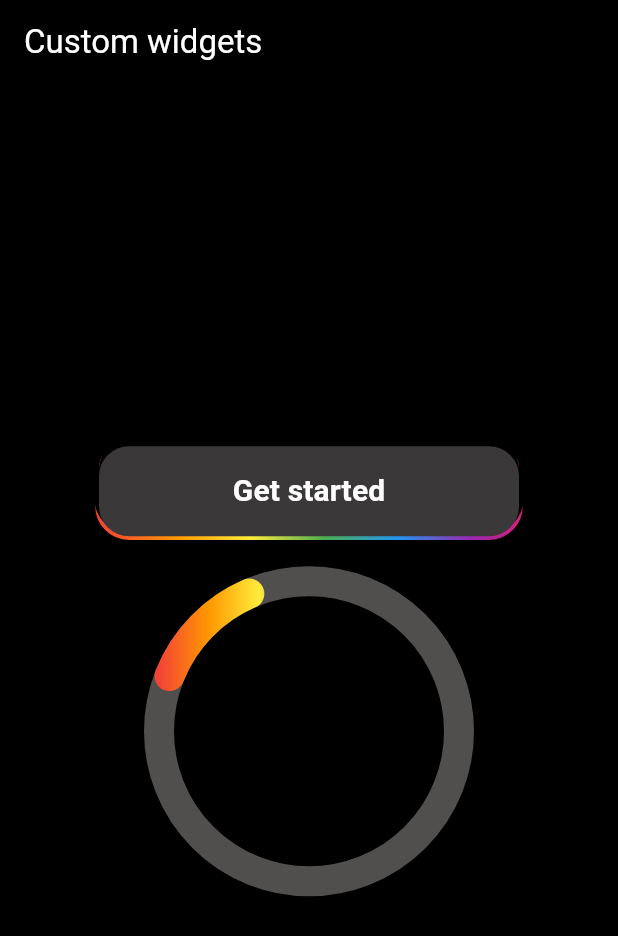
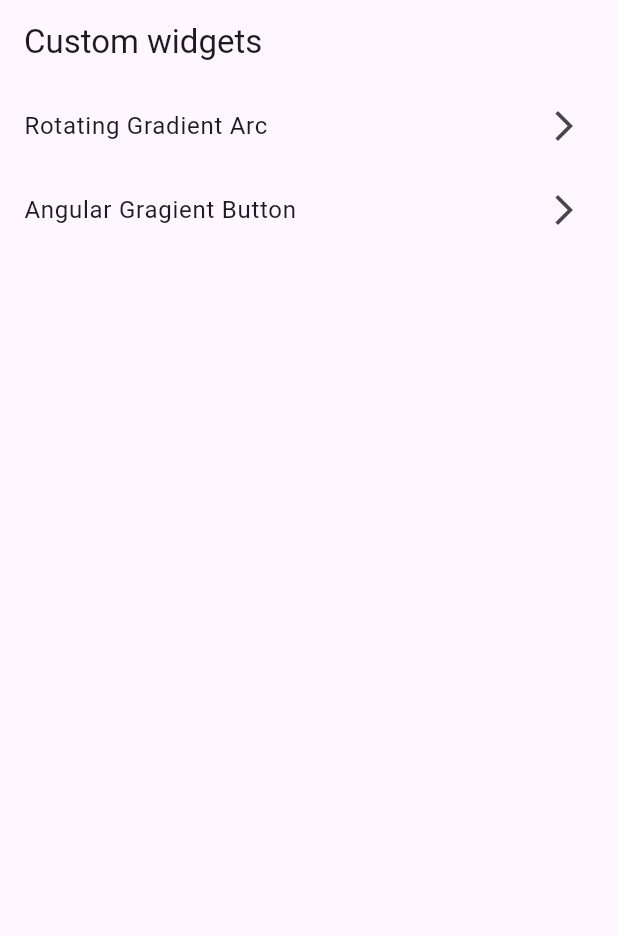
Before and after one commit to prosmaw/flutter_custom_widgets, a Flutter app: the screen it shows after launch, on a phone screen of 412 x 824 dp. Shown: the top 936 px of the screen. Run offline on Flutter 3.47's test engine with Material 3 defaults, Android fonts, the phone set to English and light mode, and no system bars.

Commit message:
little code refact

```diff
--- a/lib/home_page.dart
+++ /dev/null
@@ -1,39 +0,0 @@
-import 'package:custom_widgets/widgets/angular_gradient_button.dart';
-import 'package:custom_widgets/widgets/rotating_gradient_arc.dart';
-import 'package:flutter/material.dart';
-
-class HomePage extends StatefulWidget {
-  const HomePage({super.key});
-
-  @override
-  State<HomePage> createState() => _HomePageState();
-}
-
-class _HomePageState extends State<HomePage> with TickerProviderStateMixin {
-  @override
-  Widget build(BuildContext context) {
-    return Scaffold(
-      backgroundColor: Colors.black,
-      appBar: AppBar(
-        title: const Text(
-          "Custom widgets",
-          style: TextStyle(color: Colors.white),
-        ),
-        backgroundColor: Colors.black,
-      ),
-      body: const Column(
-        mainAxisAlignment: MainAxisAlignment.center,
-        crossAxisAlignment: CrossAxisAlignment.center,
-        children: [
-          Center(
-            child: AngularGradientButton(),
-          ),
-          SizedBox(
-            height: 30,
-          ),
-          RotatingGradientArc()
-        ],
-      ),
-    );
-  }
-}
--- a/lib/main.dart
+++ b/lib/main.dart
@@ -1,4 +1,4 @@
-import 'package:custom_widgets/home_page.dart';
+import 'package:custom_widgets/pages/home_page.dart';
 import 'package:flutter/material.dart';
 
 void main() {
--- /dev/null
+++ b/lib/pages/home_page.dart
@@ -0,0 +1,48 @@
+import 'package:custom_widgets/widgets/angular_gradient_button.dart';
+import 'package:custom_widgets/widgets/rotating_gradient_arc.dart';
+import 'package:flutter/material.dart';
+
+class HomePage extends StatefulWidget {
+  const HomePage({super.key});
+
+  @override
+  State<HomePage> createState() => _HomePageState();
+}
+
+class _HomePageState extends State<HomePage> {
+  @override
+  Widget build(BuildContext context) {
+    return Scaffold(
+        appBar: AppBar(
+          title: const Text(
+            "Custom widgets",
+          ),
+        ),
+        body: ListView.builder(
+            itemCount: widgetsDemo.length,
+            itemBuilder: (context, index) => ListTile(
+                  title: Text(widgetsDemo[index].name),
+                  onTap: () {
+                    Navigator.push(context,
+                        MaterialPageRoute(builder: widgetsDemo[index].builder));
+                  },
+                  trailing: const Icon(Icons.arrow_forward_ios),
+                )));
+  }
+}
+
+class Demo {
+  String name;
+  WidgetBuilder builder;
+
+  Demo({required this.builder, required this.name});
+}
+
+List<Demo> widgetsDemo = [
+  Demo(
+      builder: (context) => const RotatingGradientArc(),
+      name: "Rotating Gradient Arc"),
+  Demo(
+      builder: (context) => const AngularGradientButton(),
+      name: "Angular Gragient Button")
+];
```
Also changed, not shown: lib/widgets/angular_gradient_button.dart (+16 -2 lines), lib/widgets/rotating_gradient_arc.dart (+22 -3 lines).
